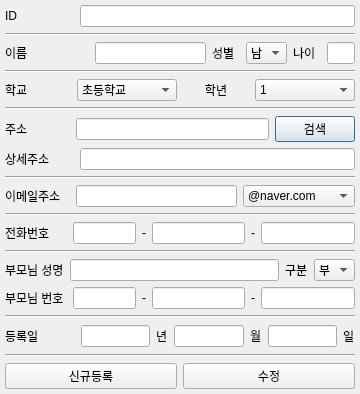
First picture: the form in pyqt_ui/enroll.ui, repository jiseok7620/student-schedule-management, before the edit.
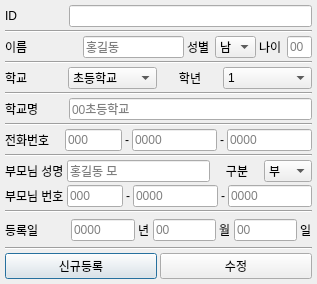
Second picture: the form after the edit.

What changed in the file:
```diff
--- a/pyqt_ui/enroll.ui
+++ b/pyqt_ui/enroll.ui
@@ -6,8 +6,8 @@
    <rect>
     <x>0</x>
     <y>0</y>
-    <width>360</width>
-    <height>394</height>
+    <width>317</width>
+    <height>284</height>
    </rect>
   </property>
   <property name="windowTitle">
@@ -34,6 +34,9 @@
    </property>
    <item row="0" column="0">
     <layout class="QVBoxLayout" name="verticalLayout">
+     <property name="spacing">
+      <number>3</number>
+     </property>
      <property name="leftMargin">
       <number>0</number>
      </property>
@@ -87,7 +90,11 @@
         </widget>
        </item>
        <item>
-        <widget class="QLineEdit" name="textName"/>
+        <widget class="QLineEdit" name="textName">
+         <property name="placeholderText">
+          <string>홍길동</string>
+         </property>
+        </widget>
        </item>
        <item>
         <widget class="QLabel" name="label_3">
@@ -128,6 +135,9 @@
          <property name="inputMask">
           <string/>
          </property>
+         <property name="placeholderText">
+          <string>00</string>
+         </property>
         </widget>
        </item>
       </layout>
@@ -223,36 +233,12 @@
        </property>
       </widget>
      </item>
-     <item>
-      <layout class="QHBoxLayout" name="horizontalLayout_4" stretch="1,3,1">
-       <item>
-        <widget class="QLabel" name="label_7">
-         <property name="text">
-          <string>주소</string>
-         </property>
-         <property name="alignment">
-          <set>Qt::AlignLeading|Qt::AlignLeft|Qt::AlignVCenter</set>
-         </property>
-        </widget>
-       </item>
-       <item>
-        <widget class="QLineEdit" name="textAddress1"/>
-       </item>
-       <item>
-        <widget class="QPushButton" name="btnSearch">
-         <property name="text">
-          <string>검색</string>
-         </property>
-        </widget>
-       </item>
-      </layout>
-     </item>
      <item>
       <layout class="QHBoxLayout" name="horizontalLayout_26" stretch="1,4">
        <item>
         <widget class="QLabel" name="label_40">
          <property name="text">
-          <string>상세주소</string>
+          <string>학교명</string>
          </property>
          <property name="alignment">
           <set>Qt::AlignLeading|Qt::AlignLeft|Qt::AlignVCenter</set>
@@ -260,7 +246,11 @@
         </widget>
        </item>
        <item>
-        <widget class="QLineEdit" name="textAddress2"/>
+        <widget class="QLineEdit" name="textSchoolName">
+         <property name="placeholderText">
+          <string>00초등학교</string>
+         </property>
+        </widget>
        </item>
       </layout>
      </item>
@@ -271,54 +261,6 @@
        </property>
       </widget>
      </item>
-     <item>
-      <layout class="QHBoxLayout" name="horizontalLayout_6" stretch="2,5,3">
-       <item>
-        <widget class="QLabel" name="label_10">
-         <property name="text">
-          <string>이메일주소</string>
-         </property>
-         <property name="alignment">
-          <set>Qt::AlignLeading|Qt::AlignLeft|Qt::AlignVCenter</set>
-         </property>
-        </widget>
-       </item>
-       <item>
-        <widget class="QLineEdit" name="textEmail1"/>
-       </item>
-       <item>
-        <widget class="QComboBox" name="textEmail2">
-         <item>
-          <property name="text">
-           <string>@naver.com</string>
-          </property>
-         </item>
-         <item>
-          <property name="text">
-           <string>@daum.net</string>
-          </property>
-         </item>
-         <item>
-          <property name="text">
-           <string>@hanmail.com</string>
-          </property>
-         </item>
-         <item>
-          <property name="text">
-           <string>@google.co.kr</string>
-          </property>
-         </item>
-        </widget>
-       </item>
-      </layout>
-     </item>
-     <item>
-      <widget class="Line" name="line_9">
-       <property name="orientation">
-        <enum>Qt::Horizontal</enum>
-       </property>
-      </widget>
-     </item>
      <item>
       <layout class="QHBoxLayout" name="horizontalLayout_7" stretch="2,2,0,3,0,3">
        <item>
@@ -332,7 +274,11 @@
         </widget>
        </item>
        <item>
-        <widget class="QLineEdit" name="textPhone1"/>
+        <widget class="QLineEdit" name="textPhone1">
+         <property name="placeholderText">
+          <string>000</string>
+         </property>
+        </widget>
        </item>
        <item>
         <widget class="QLabel" name="label_41">
@@ -342,7 +288,11 @@
         </widget>
        </item>
        <item>
-        <widget class="QLineEdit" name="textPhone2"/>
+        <widget class="QLineEdit" name="textPhone2">
+         <property name="placeholderText">
+          <string>0000</string>
+         </property>
+        </widget>
        </item>
        <item>
         <widget class="QLabel" name="label_9">
@@ -352,7 +302,11 @@
         </widget>
        </item>
        <item>
-        <widget class="QLineEdit" name="textPhone3"/>
+        <widget class="QLineEdit" name="textPhone3">
+         <property name="placeholderText">
+          <string>0000</string>
+         </property>
+        </widget>
        </item>
       </layout>
      </item>
@@ -366,7 +320,7 @@
      <item>
       <layout class="QVBoxLayout" name="verticalLayout_6">
        <item>
-        <layout class="QHBoxLayout" name="horizontalLayout_17">
+        <layout class="QHBoxLayout" name="horizontalLayout_17" stretch="1,3,1,1">
          <item>
           <widget class="QLabel" name="label_24">
            <property name="text">
@@ -378,13 +332,20 @@
           </widget>
          </item>
          <item>
-          <widget class="QLineEdit" name="textParentName"/>
+          <widget class="QLineEdit" name="textParentName">
+           <property name="placeholderText">
+            <string>홍길동 모</string>
+           </property>
+          </widget>
          </item>
          <item>
           <widget class="QLabel" name="label_25">
            <property name="text">
             <string>구분</string>
            </property>
+           <property name="alignment">
+            <set>Qt::AlignCenter</set>
+           </property>
           </widget>
          </item>
          <item>
@@ -416,7 +377,11 @@
           </widget>
          </item>
          <item>
-          <widget class="QLineEdit" name="textParentNumber1"/>
+          <widget class="QLineEdit" name="textParentNumber1">
+           <property name="placeholderText">
+            <string>000</string>
+           </property>
+          </widget>
          </item>
          <item>
           <widget class="QLabel" name="label_42">
@@ -426,7 +391,11 @@
           </widget>
          </item>
          <item>
-          <widget class="QLineEdit" name="textParentNumber2"/>
+          <widget class="QLineEdit" name="textParentNumber2">
+           <property name="placeholderText">
+            <string>0000</string>
+           </property>
+          </widget>
          </item>
          <item>
           <widget class="QLabel" name="label_43">
@@ -436,7 +405,11 @@
           </widget>
          </item>
          <item>
-          <widget class="QLineEdit" name="textParentNumber3"/>
+          <widget class="QLineEdit" name="textParentNumber3">
+           <property name="placeholderText">
+            <string>0000</string>
+           </property>
+          </widget>
          </item>
         </layout>
        </item>
@@ -459,7 +432,11 @@
         </widget>
        </item>
        <item>
-        <widget class="QLineEdit" name="textYear"/>
+        <widget class="QLineEdit" name="textYear">
+         <property name="placeholderText">
+          <string>0000</string>
+         </property>
+        </widget>
        </item>
        <item>
         <widget class="QLabel" name="label_45">
@@ -469,7 +446,11 @@
         </widget>
        </item>
        <item>
-        <widget class="QLineEdit" name="textMonth"/>
+        <widget class="QLineEdit" name="textMonth">
+         <property name="placeholderText">
+          <string>00</string>
+         </property>
+        </widget>
        </item>
        <item>
         <widget class="QLabel" name="label_44">
@@ -479,7 +460,11 @@
         </widget>
        </item>
        <item>
-        <widget class="QLineEdit" name="textDay"/>
+        <widget class="QLineEdit" name="textDay">
+         <property name="placeholderText">
+          <string>00</string>
+         </property>
+        </widget>
        </item>
        <item>
         <widget class="QLabel" name="label_46">
```
